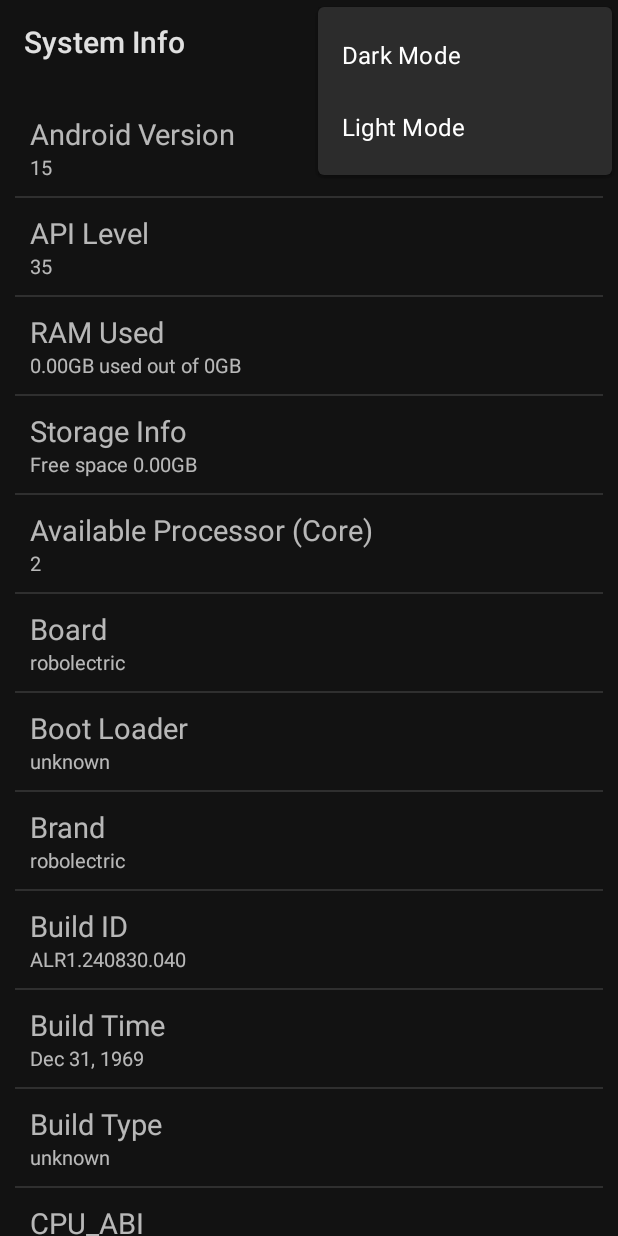
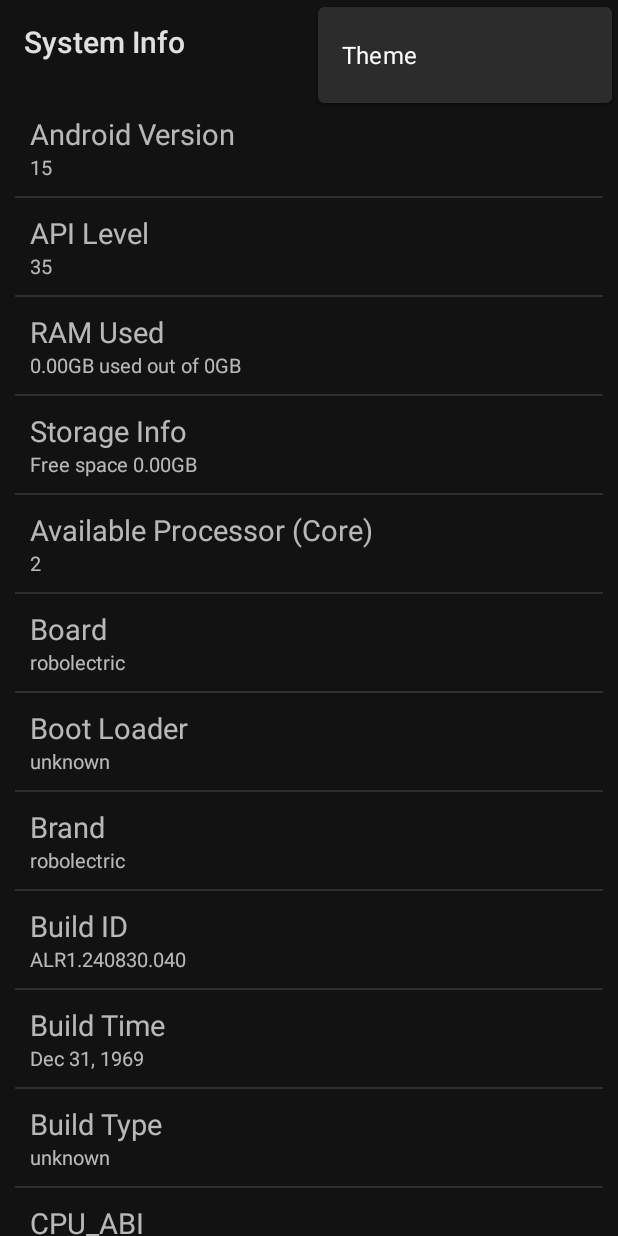
Before and after one commit to RakibOFC/Android-Toolbox, an Android app: the SystemInfoActivity screen opened directly, with no data from a screen before it, with the options menu open, on a phone screen of 412 x 824 dp. Run offline under Robolectric (Android 15) with nearby library versions, the phone set to English and light mode, and no system bars.

Commit message:
set theme option in Notebook

```diff
--- a/app/src/main/java/com/rakibofc/androidtoolbox/MainActivity.java
+++ b/app/src/main/java/com/rakibofc/androidtoolbox/MainActivity.java
@@ -27,12 +27,13 @@ import java.util.Date;
 
 public class MainActivity extends AppCompatActivity {
 
-    // Value Initialization
+    // Static Value Initialization
     public static SharedPreferences sharedPreferences;
     public static final CharSequence[] themeMode = {"Dark","Light"};
     public static int from;
     public static int checkedItem;
 
+    // Other Value Initialization
     public AlertDialog.Builder alertBuilder;
     public LinearLayout notebook;
     public LinearLayout systemInfo;
--- a/app/src/main/java/com/rakibofc/androidtoolbox/SystemInfoActivity.java
+++ b/app/src/main/java/com/rakibofc/androidtoolbox/SystemInfoActivity.java
@@ -1,11 +1,15 @@
 package com.rakibofc.androidtoolbox;
 
+import static com.rakibofc.androidtoolbox.MainActivity.*;
+
 import androidx.annotation.NonNull;
+import androidx.appcompat.app.AlertDialog;
 import androidx.appcompat.app.AppCompatActivity;
 import androidx.appcompat.app.AppCompatDelegate;
 
 import android.annotation.SuppressLint;
 import android.app.ActivityManager;
+import android.content.DialogInterface;
 import android.content.res.Configuration;
 import android.os.Build;
 import android.os.Bundle;
@@ -27,14 +31,15 @@ import java.util.Objects;
 
 public class SystemInfoActivity extends AppCompatActivity {
 
-    ListView listViewSystemInfo;
+    public AlertDialog.Builder alertBuilder;
+    public ListView listViewSystemInfo;
     public ActivityManager.MemoryInfo memoryInfo;
     public ActivityManager activityManager;
     public double availMem;
     public double totalMem;
-    final static double BYTE_TO_GIGABYTE = 1073741824;
-    String ramInfo;
-    TextView textViewPIP;
+    public final static double BYTE_TO_GIGABYTE = 1073741824;
+    public String ramInfo;
+    public TextView textViewPIP;
 
     @Override
     public boolean onCreateOptionsMenu(Menu menu) {
@@ -54,12 +59,8 @@ public class SystemInfoActivity extends AppCompatActivity {
                 goPictureInPictureMode();
                 break;
 
-            case R.id.darkMode:
-                AppCompatDelegate.setDefaultNightMode(AppCompatDelegate.MODE_NIGHT_YES);
-                break;
-
-            case R.id.lightMode:
-                AppCompatDelegate.setDefaultNightMode(AppCompatDelegate.MODE_NIGHT_NO);
+            case R.id.theme:
+                changeThemeMode();
                 break;
         }
 
@@ -136,6 +137,7 @@ public class SystemInfoActivity extends AppCompatActivity {
         textViewPIP = findViewById(R.id.textViewPIP);
 
         // Initialize SystemInfo List
+        alertBuilder = new AlertDialog.Builder(this);
         listViewSystemInfo = findViewById(R.id.listViewSystemInfo);
         ArrayList<SystemInfo> systemInfoData = new ArrayList<>();
 
@@ -258,4 +260,46 @@ public class SystemInfoActivity extends AppCompatActivity {
         SystemInfoListAdapter systemInfoListAdapter = new SystemInfoListAdapter(this, R.layout.activity_system_info_list, systemInfoData);
         listViewSystemInfo.setAdapter(systemInfoListAdapter);
     }
+
+    private void changeThemeMode() {
+
+        alertBuilder.setCancelable(false);
+        alertBuilder.setTitle("Theme");
+        alertBuilder.setSingleChoiceItems(themeMode, checkedItem, new DialogInterface.OnClickListener() {
+            @Override
+            public void onClick(DialogInterface dialog, int which) {
+
+                if (themeMode[which].equals("Dark")) {
+
+                    from = 2;
+
+                } else if (themeMode[which].equals("Light")) {
+
+                    from = 1;
+                }
+            }
+        });
+        alertBuilder.setPositiveButton("Change", (dialog, which) -> {
+
+            if (from == 2) {
+                sharedPreferences.edit().putInt("checkedItem", 0).apply();
+                AppCompatDelegate.setDefaultNightMode(AppCompatDelegate.MODE_NIGHT_YES);
+            } else if (from == 1) {
+                sharedPreferences.edit().putInt("checkedItem", 1).apply();
+                AppCompatDelegate.setDefaultNightMode(AppCompatDelegate.MODE_NIGHT_NO);
+            }
+        });
+
+        alertBuilder.setNegativeButton("Cancel", (dialog, which) -> {
+            //if user select "No", just cancel this dialog and continue with app
+            dialog.cancel();
+        });
+
+        AlertDialog alert = alertBuilder.create();
+        alert.setOnShowListener(arg0 -> {
+            alert.getButton(AlertDialog.BUTTON_POSITIVE).setTextColor(0xff138f87);
+            alert.getButton(AlertDialog.BUTTON_NEGATIVE).setTextColor(0xff138f87);
+        });
+        alert.show();
+    }
 }
--- a/app/src/main/res/menu/system_info_menu.xml
+++ b/app/src/main/res/menu/system_info_menu.xml
@@ -11,11 +11,7 @@
         app:showAsAction="always" />
 
     <item
-        android:id="@+id/darkMode"
-        android:title="@string/dark_mode" />
-
-    <item
-        android:id="@+id/lightMode"
-        android:title="@string/light_mode" />
+        android:id="@+id/theme"
+        android:title="@string/theme" />
 
 </menu>
```
